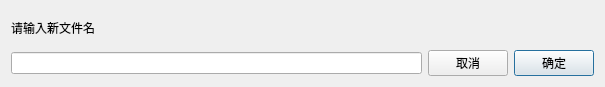
Old version of the form sourcemanager/createsourcewidget.ui in the repository HuaYaDong1/sourceMangager.
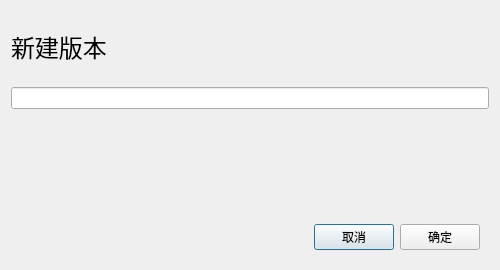
New version of the form.

The edit to the form file:
```diff
--- a/sourcemanager/createsourcewidget.ui
+++ b/sourcemanager/createsourcewidget.ui
@@ -6,36 +6,104 @@
    <rect>
     <x>0</x>
     <y>0</y>
-    <width>605</width>
-    <height>87</height>
+    <width>500</width>
+    <height>270</height>
    </rect>
   </property>
   <property name="windowTitle">
    <string>Dialog</string>
   </property>
-  <layout class="QGridLayout" name="gridLayout">
-   <item row="0" column="0">
+  <property name="styleSheet">
+   <string notr="true"/>
+  </property>
+  <layout class="QVBoxLayout" name="verticalLayout">
+   <item>
     <widget class="QLabel" name="label">
+     <property name="minimumSize">
+      <size>
+       <width>0</width>
+       <height>70</height>
+      </size>
+     </property>
+     <property name="styleSheet">
+      <string notr="true">font: 24px ;</string>
+     </property>
      <property name="text">
-      <string>请输入新文件名</string>
+      <string>新建版本</string>
      </property>
     </widget>
    </item>
-   <item row="1" column="0">
+   <item>
     <widget class="QLineEdit" name="nameLineEdit"/>
    </item>
-   <item row="1" column="2">
-    <widget class="QPushButton" name="trueBtn">
-     <property name="text">
-      <string>确定</string>
+   <item>
+    <spacer name="verticalSpacer_2">
+     <property name="orientation">
+      <enum>Qt::Vertical</enum>
      </property>
-    </widget>
+     <property name="sizeHint" stdset="0">
+      <size>
+       <width>20</width>
+       <height>40</height>
+      </size>
+     </property>
+    </spacer>
    </item>
-   <item row="1" column="1">
-    <widget class="QPushButton" name="cancelBtn">
-     <property name="text">
-      <string>取消</string>
-     </property>
+   <item>
+    <widget class="QWidget" name="widget" native="true">
+     <layout class="QHBoxLayout" name="horizontalLayout">
+      <item>
+       <spacer name="horizontalSpacer">
+        <property name="orientation">
+         <enum>Qt::Horizontal</enum>
+        </property>
+        <property name="sizeHint" stdset="0">
+         <size>
+          <width>40</width>
+          <height>20</height>
+         </size>
+        </property>
+       </spacer>
+      </item>
+      <item>
+       <widget class="QPushButton" name="cancelBtn">
+        <property name="minimumSize">
+         <size>
+          <width>0</width>
+          <height>0</height>
+         </size>
+        </property>
+        <property name="maximumSize">
+         <size>
+          <width>16777215</width>
+          <height>30</height>
+         </size>
+        </property>
+        <property name="text">
+         <string>取消</string>
+        </property>
+       </widget>
+      </item>
+      <item>
+       <widget class="QPushButton" name="trueBtn">
+        <property name="minimumSize">
+         <size>
+          <width>0</width>
+          <height>0</height>
+         </size>
+        </property>
+        <property name="maximumSize">
+         <size>
+          <width>16777215</width>
+          <height>30</height>
+         </size>
+        </property>
+        <property name="text">
+         <string>确定</string>
+        </property>
+       </widget>
+      </item>
+     </layout>
     </widget>
    </item>
   </layout>
```
